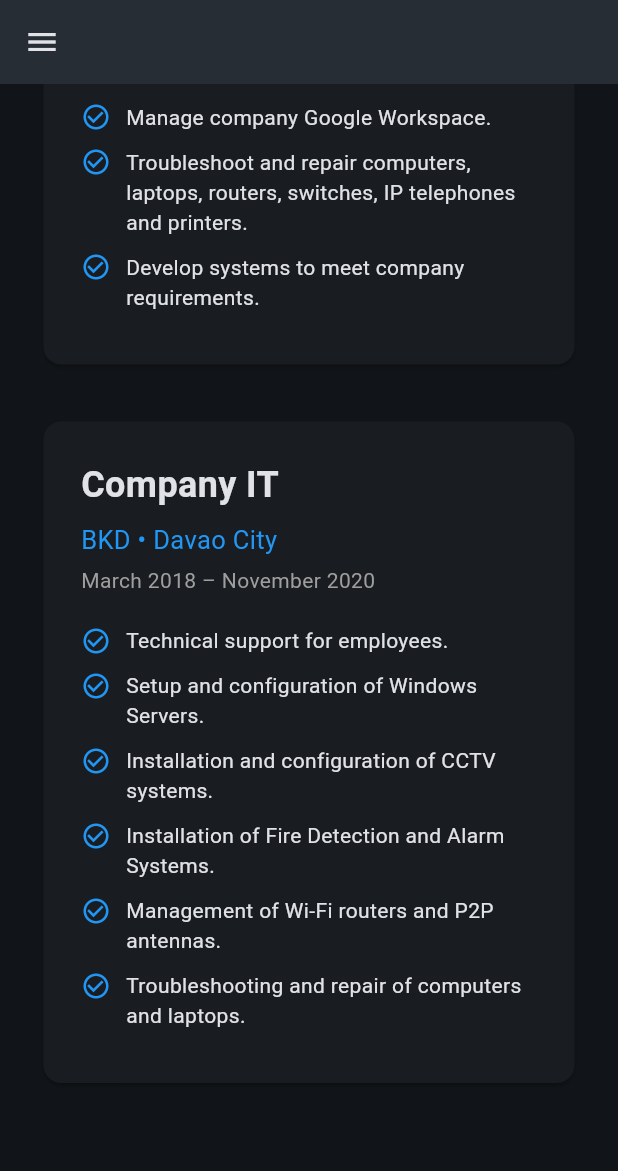
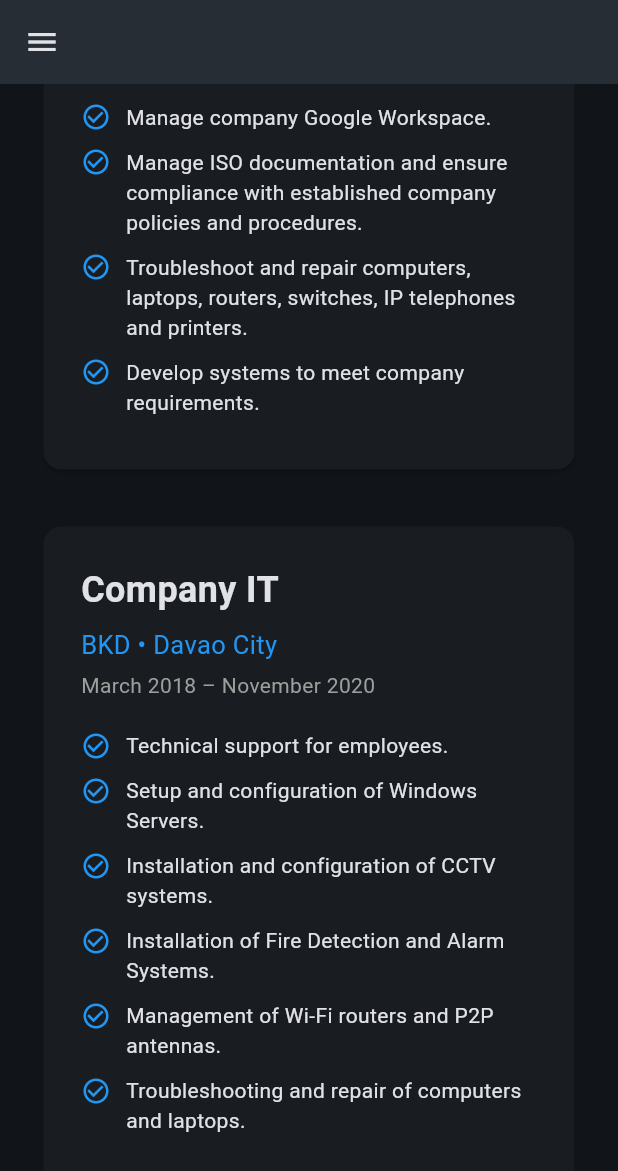
Before and after one commit to gieentrecoso-sudo/ogie-cv, a Flutter app: the screen it shows after launch, scrolled down 1728 dp, on a phone screen of 412 x 824 dp. Shown: the top 1171 px of the screen. Run offline on Flutter 3.47's test engine with Material 3 defaults, Android fonts, the phone set to English and light mode, and no system bars; Roboto replaces fonts that are missing (Arial).

Commit message:
Updated1013

```diff
--- a/lib/main.dart
+++ b/lib/main.dart
@@ -324,6 +324,7 @@ class _PortfolioHomeState extends State<PortfolioHome> {
               'Manage and troubleshoot CCTV systems.',
               'Manage and troubleshoot IP PABX telephone systems.',
               'Manage company Google Workspace.',
+              'Manage ISO documentation and ensure compliance with established company policies and procedures.',
               'Troubleshoot and repair computers, laptops, routers, switches, IP telephones and printers.',
               'Develop systems to meet company requirements.',
             ],
```
